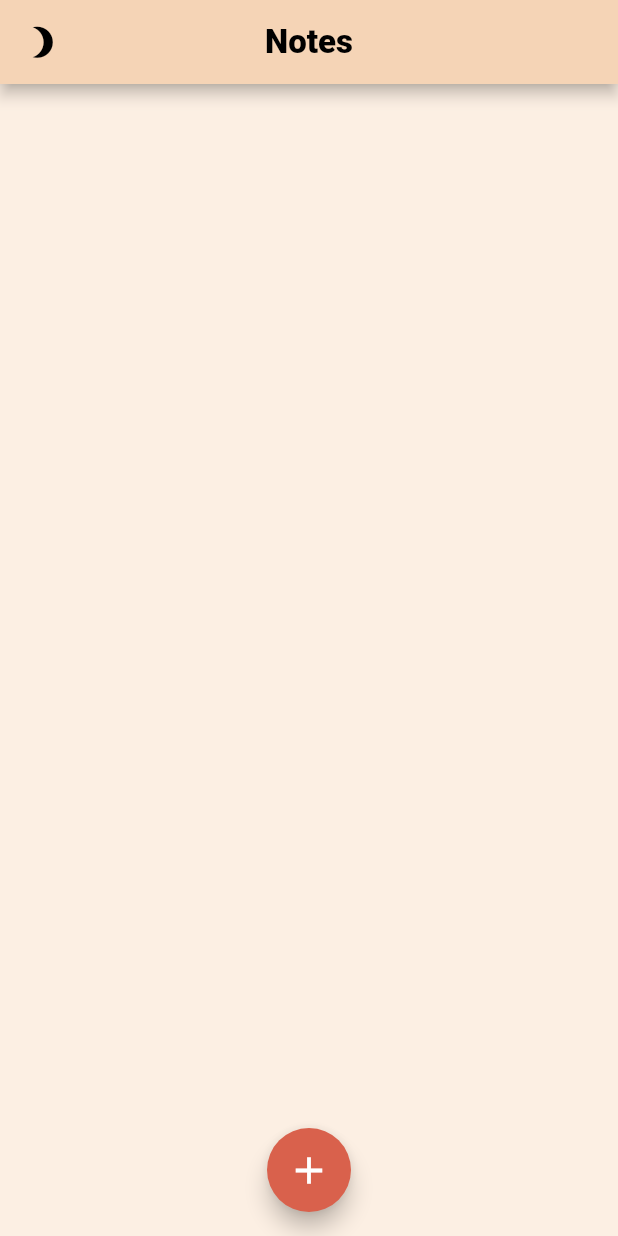
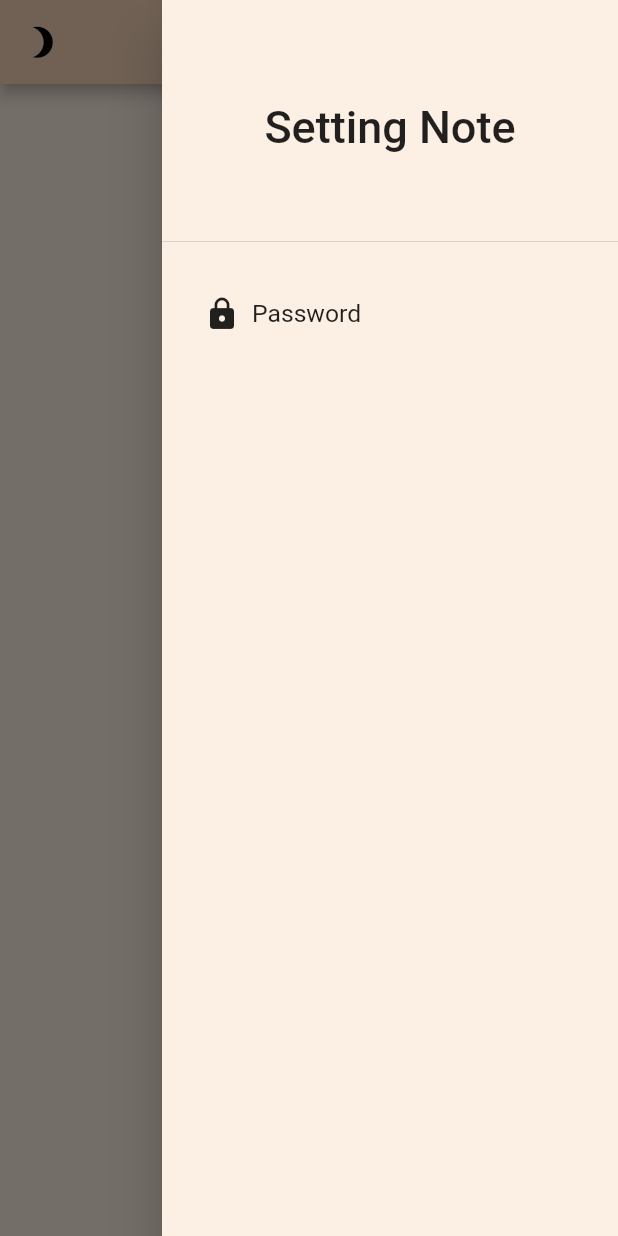
Before and after one commit to TranDinhNam1999/flutter_note_app, a Flutter app: the NoteHomePage screen opened directly, with the side drawer open (before the commit the screen has no drawer), on a phone screen of 412 x 824 dp. Run offline on Flutter 3.47's test engine with Material 2 defaults, Android fonts, the phone set to English and light mode, and no system bars; our stand-ins replace animated_theme_switcher, dartz, equatable, flutter_bloc, flutter_svg, get_it and 5 more; missing offline and left inert: flex_color_picker; accounts and stored records are empty.

Commit message:
add ui change password

```diff
--- a/note_app/lib/core/theme/app_color.dart
+++ b/note_app/lib/core/theme/app_color.dart
@@ -2,9 +2,11 @@ import 'package:flutter/material.dart';
 
 const primaryColor = Color.fromARGB(255, 252, 239, 227);
 const primaryAppbarColor = Color.fromARGB(255, 245, 212, 182);
+
 const secondaryColor = Color.fromARGB(255, 217, 97, 76);
 const whiteColor = Colors.white;
 const blackColor = Colors.black;
+const greenColor = Colors.green;
 
 const List<Color> listColors = [
   Color.fromARGB(255, 250, 230, 145),
--- a/note_app/lib/core/theme/light_thime.dart
+++ b/note_app/lib/core/theme/light_thime.dart
@@ -18,6 +18,7 @@ ThemeData lightTheme = ThemeData(
       primary: primaryColor,
     ),
     cardTheme: CardTheme(
+      color: primaryColor,
       shape: RoundedRectangleBorder(
         side: const BorderSide(color: Colors.white),
         borderRadius: BorderRadius.circular(12.0),
@@ -29,14 +30,15 @@ ThemeData lightTheme = ThemeData(
       backgroundColor: Color.fromARGB(255, 217, 97, 76),
       foregroundColor: secondaryColor,
     ),
+    drawerTheme: const DrawerThemeData(backgroundColor: primaryColor),
     inputDecorationTheme: InputDecorationTheme(
-      floatingLabelStyle: const TextStyle(color: primaryColor),
+      floatingLabelStyle: const TextStyle(color: greenColor),
       focusedBorder: OutlineInputBorder(
-        borderSide: const BorderSide(color: secondaryColor),
+        borderSide: const BorderSide(color: greenColor),
         borderRadius: BorderRadius.circular(12),
       ),
       border: OutlineInputBorder(
-        borderSide: const BorderSide(color: primaryColor),
+        borderSide: const BorderSide(color: greenColor),
         borderRadius: BorderRadius.circular(12),
       ),
     ),
--- a/note_app/lib/features/note/data/datasources/note_local_data_sources.dart
+++ b/note_app/lib/features/note/data/datasources/note_local_data_sources.dart
@@ -8,6 +8,7 @@ import '../../../../core/error/exceptions.dart';
 import '../model/note_model.dart';
 
 const CACHED_NOTES = "CACHED_NOTES";
+const PASSWORD_NOTES = "PASSWORD_NOTES";
 
 abstract class NoteLocalDateSource {
   Future<List<NoteModel>> getCachedNote();
@@ -18,6 +19,8 @@ abstract class NoteLocalDateSource {
   Future<Unit> addNote(NoteModel postModel);
   Future<Unit> changePinNote(String uuidCheck, int isCheck);
   Future<Unit> chnageCheckBoxNote(String uuid, List<CheckListModel> listCheck);
+  Future<String> getCachedPassword();
+  Future<Unit> newPassword(String newPassword);
 }
 
 class NoteLocalDateSourceImpl implements NoteLocalDateSource {
@@ -106,6 +109,7 @@ class NoteLocalDateSourceImpl implements NoteLocalDateSource {
         sizeText: noteChange.sizeText,
         alignText: noteChange.alignText,
         indexImage: noteChange.indexImage,
+        isPassword: noteChange.isPassword,
         listCheck: noteChange.listCheck);
 
     localPosts.removeWhere((element) => element.uuid == uuid);
@@ -133,6 +137,7 @@ class NoteLocalDateSourceImpl implements NoteLocalDateSource {
         sizeText: noteChange.sizeText,
         alignText: noteChange.alignText,
         indexImage: noteChange.indexImage,
+        isPassword: noteChange.isPassword,
         listCheck: listCheck);
 
     localPosts.removeWhere((element) => element.uuid == uuid);
@@ -141,4 +146,22 @@ class NoteLocalDateSourceImpl implements NoteLocalDateSource {
     sharedPreferences.setString(CACHED_NOTES, json.encode(localPosts));
     return Future.value(unit);
   }
+
+  @override
+  Future<Unit> newPassword(String newPassword) {
+    sharedPreferences.setString(PASSWORD_NOTES, newPassword);
+    return Future.value(unit);
+  }
+
+  @override
+  Future<String> getCachedPassword() {
+    final password = sharedPreferences.getString(PASSWORD_NOTES);
+
+    if (password != null) {
+      return Future.value(password);
+    }
+    if (password == null) return Future.value("");
+
+    return throw EmptyCacheException();
+  }
 }
--- a/note_app/lib/features/note/data/model/note_model.dart
+++ b/note_app/lib/features/note/data/model/note_model.dart
@@ -14,6 +14,7 @@ class NoteModel extends Note {
       required int sizeText,
       required String alignText,
       required int indexImage,
+      required int isPassword,
       required List<CheckListModel> listCheck})
       : super(
             uuid: uuid,
@@ -26,6 +27,7 @@ class NoteModel extends Note {
             sizeText: sizeText,
             alignText: alignText,
             indexImage: indexImage,
+            isPassword: isPassword,
             listCheck: listCheck);
 
   factory NoteModel.fromJson(Map<String, dynamic> json) {
@@ -40,6 +42,7 @@ class NoteModel extends Note {
       sizeText: json["sizeText"],
       alignText: json["alignText"],
       indexImage: json["indexImage"],
+      isPassword: json["isPassword"],
       listCheck: json['listCheck'] != null
           ? (json['listCheck'] as List)
               .map((e) => CheckListModel.fromJson(e))
@@ -60,7 +63,8 @@ class NoteModel extends Note {
       "sizeText": sizeText,
       "alignText": alignText,
       "indexImage": indexImage,
-      'listCheck':
+      "isPassword": isPassword,
+      "listCheck":
           listCheck.isNotEmpty ? listCheck.map((e) => e.toJson()).toList() : [],
     };
   }
--- a/note_app/lib/features/note/domain/entites/note.dart
+++ b/note_app/lib/features/note/domain/entites/note.dart
@@ -12,6 +12,7 @@ class Note extends Equatable {
   final int sizeText;
   final String alignText;
   final int indexImage;
+  final int isPassword;
   final List<CheckListModel> listCheck;
 
   const Note(
@@ -25,6 +26,7 @@ class Note extends Equatable {
       required this.sizeText,
       required this.alignText,
       required this.indexImage,
+      required this.isPassword,
       required this.listCheck});
 
   @override
@@ -39,6 +41,7 @@ class Note extends Equatable {
         sizeText,
         alignText,
         indexImage,
+        isPassword,
         listCheck
       ];
 }
--- a/note_app/lib/features/note/domain/repositories/note_repositories.dart
+++ b/note_app/lib/features/note/domain/repositories/note_repositories.dart
@@ -17,4 +17,7 @@ abstract class NotesRepository {
 
   Future<Either<Failure, Unit>> changeCheckBoxNote(
       String uuid, List<CheckListModel> listCheck);
+
+  Future<Either<Failure, String>> getPasswordNote();
+  Future<Either<Failure, Unit>> newPasswordNote(String newPassword);
 }
--- /dev/null
+++ b/note_app/lib/features/note/domain/usecases/change_password_note.dart
@@ -0,0 +1,14 @@
+import '../../../../core/error/failure.dart';
+import 'package:dartz/dartz.dart';
+
+import '../repositories/note_repositories.dart';
+
+class ChangePasswordNoteUsecase {
+  final NotesRepository repository;
+
+  ChangePasswordNoteUsecase(this.repository);
+
+  Future<Either<Failure, Unit>> call(String newPassword) async {
+    return await repository.newPasswordNote(newPassword);
+  }
+}
--- /dev/null
+++ b/note_app/lib/features/note/domain/usecases/get_password_note.dart
@@ -0,0 +1,13 @@
+import 'package:dartz/dartz.dart';
+
+import '../../../../core/error/failure.dart';
+import '../repositories/note_repositories.dart';
+
+class GetPasswordNoteUsecase {
+  final NotesRepository repository;
+  GetPasswordNoteUsecase(this.repository);
+
+  Future<Either<Failure, String>> call() async {
+    return await repository.getPasswordNote();
+  }
+}
--- /dev/null
+++ b/note_app/lib/features/note/domain/usecases/new_password_note.dart
@@ -0,0 +1,14 @@
+import '../../../../core/error/failure.dart';
+import 'package:dartz/dartz.dart';
+
+import '../repositories/note_repositories.dart';
+
+class NewPasswordNoteUsecase {
+  final NotesRepository repository;
+
+  NewPasswordNoteUsecase(this.repository);
+
+  Future<Either<Failure, Unit>> call(String newPassword) async {
+    return await repository.newPasswordNote(newPassword);
+  }
+}
--- a/note_app/lib/features/note/presentation/bloc/notes_bloc.dart
+++ b/note_app/lib/features/note/presentation/bloc/notes_bloc.dart
@@ -1,12 +1,13 @@
-import 'dart:math';
-
 import 'package:equatable/equatable.dart';
 import 'package:flutter_bloc/flutter_bloc.dart';
 import 'package:note_app/features/note/data/model/note_check_list.dart';
 import 'package:note_app/features/note/domain/usecases/add_note.dart';
 import 'package:note_app/features/note/domain/usecases/change_checkbox_note.dart';
+import 'package:note_app/features/note/domain/usecases/change_password_note.dart';
 import 'package:note_app/features/note/domain/usecases/change_pin_note.dart';
 import 'package:note_app/features/note/domain/usecases/delete_note.dart';
+import 'package:note_app/features/note/domain/usecases/get_password_note.dart';
+import 'package:note_app/features/note/domain/usecases/new_password_note.dart';
 import 'package:note_app/features/note/domain/usecases/update_note.dart';
 
 import '../../domain/entites/note.dart';
@@ -22,6 +23,9 @@ class NotesBloc extends Bloc<NotesEvent, NotesState> {
   final UpdateNoteUsecase updateNoteUsecase;
   final ChangePinNoteUsecase changePinNoteUsecase;
   final ChangeCheckBoxNoteUsecase changeCheckBoxNoteUsecase;
+  final GetPasswordNoteUsecase getPasswordNoteUsecase;
+  final NewPasswordNoteUsecase newPasswordNoteUsecase;
+  final ChangePasswordNoteUsecase changePasswordNoteUsecase;
 
   NotesBloc(
       {required this.getAllNotesUsecase,
@@ -29,7 +33,10 @@ class NotesBloc extends Bloc<NotesEvent, NotesState> {
       required this.addNoteUsecase,
       required this.updateNoteUsecase,
       required this.changePinNoteUsecase,
-      required this.changeCheckBoxNoteUsecase})
+      required this.changeCheckBoxNoteUsecase,
+      required this.getPasswordNoteUsecase,
+      required this.newPasswordNoteUsecase,
+      required this.changePasswordNoteUsecase})
       : super(const NotesState()) {
     on<InitStateEvent>(_onInitStateEvent);
     on<GetAllNotesEvent>(_onGetAllNotesEvent);
--- a/note_app/lib/features/note/presentation/bloc/notes_state.dart
+++ b/note_app/lib/features/note/presentation/bloc/notes_state.dart
@@ -7,7 +7,10 @@ enum NoteStatus {
   failure,
   deleteSuccess,
   addSuccess,
-  updateSuccess
+  updateSuccess,
+  newPasswordSuccess,
+  changePasswordSuccess,
+  changePasswordFailure
 }
 
 class NotesState extends Equatable {
--- a/note_app/lib/features/note/presentation/pages/notes_add_page.dart
+++ b/note_app/lib/features/note/presentation/pages/notes_add_page.dart
@@ -36,6 +36,7 @@ class NoteAddPage extends StatefulWidget {
           sizeText: 0,
           alignText: "alignText",
           indexImage: -1,
+          isPassword: 0,
           listCheck: []),
       required this.isCheckEdit,
       this.isCheckList = false,
@@ -85,6 +86,7 @@ class _NoteAddPageState extends State<NoteAddPage> {
   late FocusNode textBodyFocusNode;
   late FocusNode texttitleFocusNode;
   late int isPin = 0;
+  late int isPassword = 0;
   late int indexColor = 0;
   late int indexImage = -1;
   late bool isNotColor = false;
@@ -167,6 +169,7 @@ class _NoteAddPageState extends State<NoteAddPage> {
                     sizeText: textStyleNote.sizetext.toInt(),
                     alignText: iconAlignNote.description,
                     indexImage: indexImage,
+                    isPassword: isPassword,
                     listCheck: listItem);
 
                 if (widget.isCheckEdit) {
--- a/note_app/lib/features/note/presentation/pages/notes_home_page.dart
+++ b/note_app/lib/features/note/presentation/pages/notes_home_page.dart
@@ -1,10 +1,13 @@
 import 'package:animated_theme_switcher/animated_theme_switcher.dart';
 import 'package:flutter/material.dart';
 import 'package:flutter_bloc/flutter_bloc.dart';
+import 'package:google_fonts/google_fonts.dart';
 import 'package:note_app/core/theme/app_theme.dart';
 import 'package:note_app/features/note/presentation/bloc/notes_bloc.dart';
+import 'package:sizer/sizer.dart';
 import '../widgets/notes_home_page/notes_card_home.dart';
 import '../widgets/notes_home_page/notes_floating_button.dart';
+import '../widgets/notes_home_page/notes_password_dialog.dart';
 
 class NoteHomePage extends StatefulWidget {
   const NoteHomePage({super.key});
@@ -19,6 +22,38 @@ class _NoteHomePageState extends State<NoteHomePage> {
     return Scaffold(
         appBar: _buildAppbar(),
         body: _buildBody(),
+        endDrawer: Drawer(
+          child: ListView(
+            children: [
+              DrawerHeader(
+                  child: Center(
+                      child: Text(
+                'Setting Note',
+                style: GoogleFonts.roboto(
+                    fontSize: 30, fontWeight: FontWeight.w500),
+              ))),
+              GestureDetector(
+                onTap: () {
+                  _builDialogStick(context);
+                },
+                child: Padding(
+                  padding: const EdgeInsets.all(20.0),
+                  child: Row(
+                    children: [
+                      const Padding(
+                        padding: EdgeInsets.all(8.0),
+                        child: Icon(Icons.lock),
+                      ),
+                      Text('Password',
+                          style: GoogleFonts.roboto(
+                              fontSize: 12.sp, fontWeight: FontWeight.w400))
+                    ],
+                  ),
+                ),
+              )
+            ],
+          ),
+        ),
         floatingActionButtonLocation: FloatingActionButtonLocation.centerFloat,
         floatingActionButton: const NoteFloatingBottom());
   }
@@ -64,7 +99,26 @@ class _NoteHomePageState extends State<NoteHomePage> {
         title: const Text(
           'Notes',
         ),
+        actions: [
+          setting(),
+        ],
       );
+
+  Builder setting() {
+    return Builder(
+      builder: (BuildContext context) {
+        return IconButton(
+          icon: const Icon(
+            Icons.settings,
+          ),
+          onPressed: () {
+            Scaffold.of(context).openEndDrawer();
+          },
+          tooltip: MaterialLocalizations.of(context).openAppDrawerTooltip,
+        );
+      },
+    );
+  }
 
   Widget _buildBody() {
     return Padding(
@@ -87,4 +141,20 @@ class _NoteHomePageState extends State<NoteHomePage> {
       ),
     );
   }
+
+  _builDialogStick(context) {
+    return showGeneralDialog(
+        context: context,
+        pageBuilder: (ctx, a1, a2) {
+          return Container();
+        },
+        transitionBuilder: (ctx, a1, a2, child) {
+          var curve = Curves.easeInOut.transform(a1.value);
+          return Transform.scale(
+            scale: curve,
+            child: PasswordDialog(),
+          );
+        },
+        transitionDuration: const Duration(milliseconds: 300));
+  }
 }
--- a/note_app/lib/features/note/presentation/widgets/notes_home_page/notes_card_home.dart
+++ b/note_app/lib/features/note/presentation/widgets/notes_home_page/notes_card_home.dart
@@ -23,6 +23,10 @@ class NotesCardHome extends StatelessWidget {
         CupertinoContextMenuAction(
           onPressed: () {
             Navigator.pop(context);
+            Future.delayed(const Duration(milliseconds: 500), () {
+              context.read<NotesBloc>().add(ChangePinNodeEvent(
+                  uuid: note.uuid, isPin: note.isPin == 0 ? 1 : 0));
+            });
           },
           trailingIcon: CupertinoIcons.heart,
           child: const Text('Pin'),
@@ -105,6 +109,45 @@ class NotesCardHome extends StatelessWidget {
                               )
                       ],
                     ),
+                    if (note.listCheck.isNotEmpty) ...{
+                      Expanded(
+                        child: ListView.builder(
+                          physics: const NeverScrollableScrollPhysics(),
+                          shrinkWrap: true,
+                          itemCount: note.listCheck.length,
+                          itemBuilder: (context, index) {
+                            return Column(
+                              children: [
+                                Material(
+                                  color: note.indexImage >= 0
+                                      ? listColors[note.indexColor]
+                                          .withOpacity(0)
+                                      : listColors[note.indexColor],
+                                  child: SizedBox(
+                                    height: 40,
+                                    child: CheckboxListTile(
+                                      controlAffinity:
+                                          ListTileControlAffinity.leading,
+                                      title: FittedBox(
+                                        child: Text(note.listCheck[index].text,
+                                            style: GoogleFonts.getFont(
+                                                listFont[note.indexFont],
+                                                fontSize: note.sizeText - 10,
+                                                color: Color(note.colorText))),
+                                      ),
+                                      onChanged: null,
+                                      value: note.listCheck[index].isCheck == 0
+                                          ? false
+                                          : true,
+                                    ),
+                                  ),
+                                ),
+                              ],
+                            );
+                          },
+                        ),
+                      )
+                    },
                     note.body.isNotEmpty
                         ? Expanded(
                             child: Row(
```
Also changed, not shown: note_app/lib/features/note/data/repositories/note_repository_impl.dart (+13 -0 lines), note_app/lib/features/note/presentation/bloc/notes_event.dart (+20 -0 lines), note_app/lib/features/note/presentation/widgets/notes_home_page/notes_password_dialog.dart (added, +156 -0 lines), note_app/lib/ingection_container.dart (+10 -1 lines).
